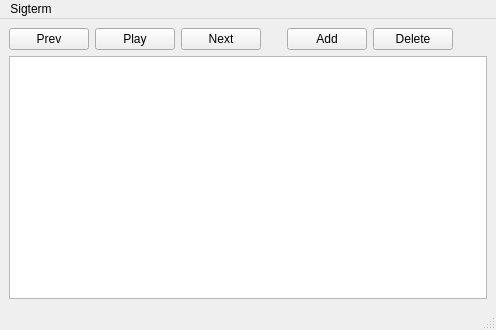
pweiskircher/Sigterm, file sigterm/src/main/mainwindow.ui: the form before one commit.
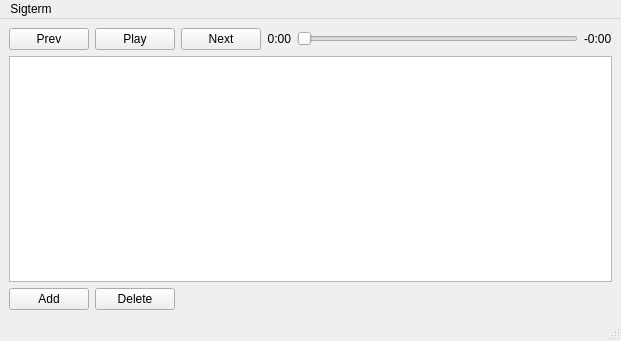
The form after the commit.

Commit message: added seek-slider. still contains one tiny bug (if playing a small audio file, it could be completely decoded two times in the audiobuffer ... whick fucks with our AudioFile::timePlayed())

```diff
--- a/sigterm/src/main/mainwindow.ui
+++ b/sigterm/src/main/mainwindow.ui
@@ -8,8 +8,8 @@
    <rect>
     <x>0</x>
     <y>0</y>
-    <width>496</width>
-    <height>330</height>
+    <width>621</width>
+    <height>341</height>
    </rect>
   </property>
   <property name="windowTitle" >
@@ -53,47 +53,31 @@
        </widget>
       </item>
       <item>
-       <spacer>
-        <property name="orientation" >
-         <enum>Qt::Horizontal</enum>
+       <widget class="QLabel" name="timePlayed" >
+        <property name="text" >
+         <string>0:00</string>
         </property>
-        <property name="sizeType" >
-         <enum>QSizePolicy::Fixed</enum>
+        <property name="alignment" >
+         <set>Qt::AlignRight|Qt::AlignTrailing|Qt::AlignVCenter</set>
         </property>
-        <property name="sizeHint" >
-         <size>
-          <width>20</width>
-          <height>20</height>
-         </size>
-        </property>
-       </spacer>
+       </widget>
       </item>
       <item>
-       <widget class="QPushButton" name="addButton" >
-        <property name="text" >
-         <string>Add</string>
+       <widget class="QSlider" name="timeSlider" >
+        <property name="orientation" >
+         <enum>Qt::Horizontal</enum>
         </property>
        </widget>
       </item>
       <item>
-       <widget class="QPushButton" name="deleteButton" >
+       <widget class="QLabel" name="timeLeft" >
         <property name="text" >
-         <string>Delete</string>
+         <string>-0:00</string>
         </property>
-       </widget>
-      </item>
-      <item>
-       <spacer>
-        <property name="orientation" >
-         <enum>Qt::Horizontal</enum>
+        <property name="alignment" >
+         <set>Qt::AlignLeading|Qt::AlignLeft|Qt::AlignVCenter</set>
         </property>
-        <property name="sizeHint" >
-         <size>
-          <width>40</width>
-          <height>20</height>
-         </size>
-        </property>
-       </spacer>
+       </widget>
       </item>
      </layout>
     </item>
@@ -110,6 +94,43 @@
       </property>
      </widget>
     </item>
+    <item>
+     <layout class="QHBoxLayout" >
+      <property name="margin" >
+       <number>0</number>
+      </property>
+      <property name="spacing" >
+       <number>6</number>
+      </property>
+      <item>
+       <widget class="QPushButton" name="addButton" >
+        <property name="text" >
+         <string>Add</string>
+        </property>
+       </widget>
+      </item>
+      <item>
+       <widget class="QPushButton" name="deleteButton" >
+        <property name="text" >
+         <string>Delete</string>
+        </property>
+       </widget>
+      </item>
+      <item>
+       <spacer>
+        <property name="orientation" >
+         <enum>Qt::Horizontal</enum>
+        </property>
+        <property name="sizeHint" >
+         <size>
+          <width>40</width>
+          <height>20</height>
+         </size>
+        </property>
+       </spacer>
+      </item>
+     </layout>
+    </item>
    </layout>
   </widget>
   <widget class="QMenuBar" name="menubar" >
@@ -117,7 +138,7 @@
     <rect>
      <x>0</x>
      <y>0</y>
-     <width>496</width>
+     <width>621</width>
      <height>30</height>
     </rect>
    </property>
@@ -141,8 +162,8 @@
    <property name="geometry" >
     <rect>
      <x>0</x>
-     <y>308</y>
-     <width>496</width>
+     <y>319</y>
+     <width>621</width>
      <height>22</height>
     </rect>
    </property>
```
The commit also changes 16 other files.
